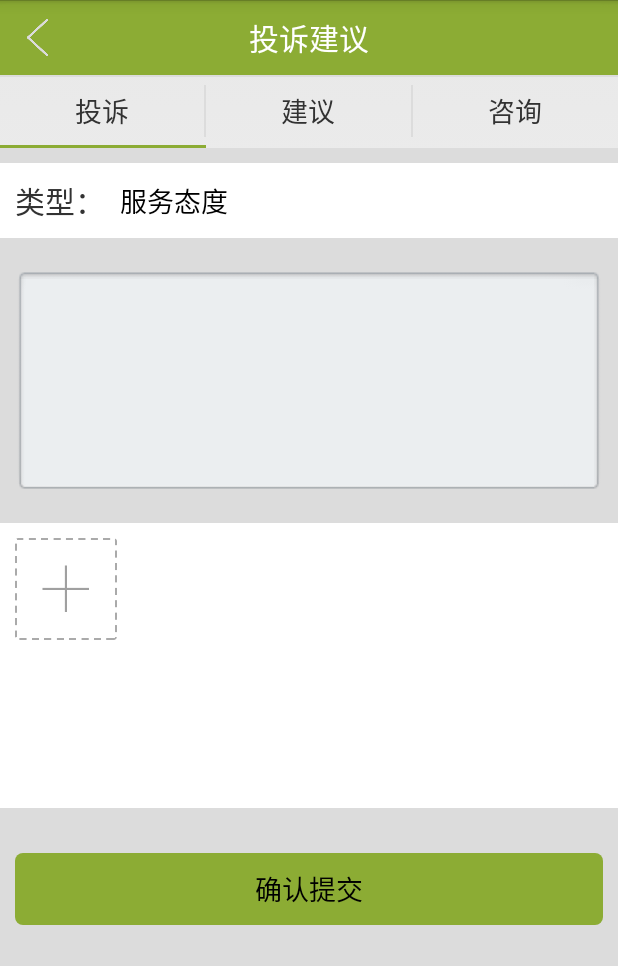
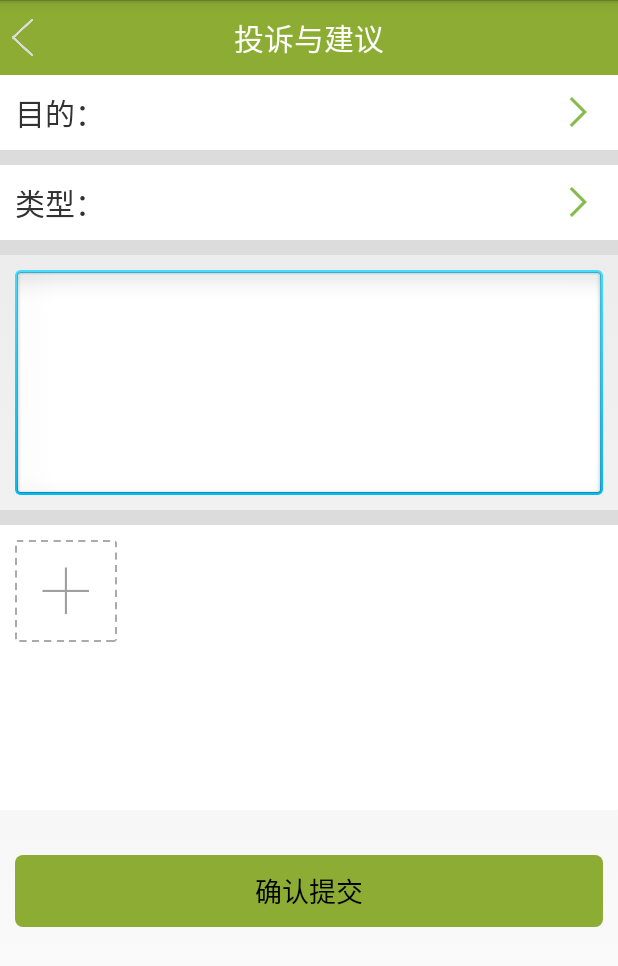
Before and after one commit to LiXiaoLong0122/Bozhitonga, an Android app: the fragment StewardFragment shown on its own in the app's theme, after a tap on "投诉建议", on a phone screen of 412 x 824 dp. Shown: the top 966 px of the screen. Run offline under Robolectric (Android 15) with nearby library versions, the phone set to English and light mode, and no system bars; our stand-ins replace CircleImageView.

Commit message:
提交五

```diff
--- a/app/build.gradle
+++ b/app/build.gradle
@@ -28,7 +28,6 @@ dependencies {
     androidTestCompile('com.android.support.test.espresso:espresso-core:2.2.2', {
         exclude group: 'com.android.support', module: 'support-annotations'
     })
-    testCompile 'junit:junit:4.12'
     compile files('libs/android-support-v4.jar')
     compile files('libs/universal-image-loader-1.9.2-SNAPSHOT-with-sources.jar')
     compile files('libs/BmobSDK_3.5.0_20160627.jar')
@@ -36,4 +35,6 @@ dependencies {
     compile files('libs/nineoldandroids-2.4.0.jar')
     compile files('libs/zxing.jar')
     compile files('libs/android-support-v7-appcompat.jar')
+    compile 'com.android.support:appcompat-v7:23.4.0'
+    testCompile 'junit:junit:4.12'
 }
--- a/app/src/main/java/com/example/bozhitong/GalleryActivity.java
+++ b/app/src/main/java/com/example/bozhitong/GalleryActivity.java
@@ -18,6 +18,8 @@ import android.widget.Button;
 import android.widget.RelativeLayout;
 import android.widget.TextView;
 
+
+import com.example.bozhitong.activity.AdvocacyAndComplaintActivity;
 import com.example.bozhitong.activity.ComplaintAndAdvocacy;
 import com.example.bozhitong.photo.util.Bimp;
 import com.example.bozhitong.photo.util.PublicWay;
@@ -164,8 +166,8 @@ public class GalleryActivity extends Activity {
 	private class GallerySendListener implements OnClickListener {
 		public void onClick(View v) {
 			finish();
-			intent.setClass(mContext, ComplaintAndAdvocacy.class);
-			startActivity(intent);
+		/*	intent.setClass(mContext, AdvocacyAndComplaintActivity.class);
+			startActivity(intent);*/
 		}
 
 	}
--- a/app/src/main/java/com/example/bozhitong/ImageFile.java
+++ b/app/src/main/java/com/example/bozhitong/ImageFile.java
@@ -13,6 +13,7 @@ import android.widget.Button;
 import android.widget.GridView;
 import android.widget.TextView;
 
+import com.example.bozhitong.activity.AdvocacyAndComplaintActivity;
 import com.example.bozhitong.activity.ComplaintAndAdvocacy;
 import com.example.bozhitong.photo.adapter.FolderAdapter;
 import com.example.bozhitong.photo.util.Bimp;
@@ -66,7 +67,7 @@ public class ImageFile extends Activity {
 	public boolean onKeyDown(int keyCode, KeyEvent event) {
 		if (keyCode == KeyEvent.KEYCODE_BACK) {
 			Intent intent = new Intent();
-			intent.setClass(mContext, ComplaintAndAdvocacy.class);
+			intent.setClass(mContext, AdvocacyAndComplaintActivity.class);
 			startActivity(intent);
 		}
 
--- a/app/src/main/java/com/example/bozhitong/ShowAllPhoto.java
+++ b/app/src/main/java/com/example/bozhitong/ShowAllPhoto.java
@@ -17,6 +17,8 @@ import android.widget.TextView;
 import android.widget.Toast;
 import android.widget.ToggleButton;
 
+
+import com.example.bozhitong.activity.AdvocacyAndComplaintActivity;
 import com.example.bozhitong.activity.ComplaintAndAdvocacy;
 import com.example.bozhitong.photo.adapter.AlbumGridViewAdapter;
 import com.example.bozhitong.photo.util.Bimp;
--- a/app/src/main/java/com/example/bozhitong/Transferofidle.java
+++ b/app/src/main/java/com/example/bozhitong/Transferofidle.java
@@ -15,8 +15,7 @@ import android.widget.AdapterView;
 import android.widget.GridView;
 import android.widget.ImageView;
 
-import com.example.bozhitong.activity.ComplaintAndAdvocacy;
-import com.example.bozhitong.fragment.ConsultationFragment;
+
 import com.example.bozhitong.photo.adapter.GridAdapter;
 import com.example.bozhitong.photo.util.Bimp;
 import com.example.bozhitong.photo.util.FileUtils;
--- /dev/null
+++ b/app/src/main/java/com/example/bozhitong/activity/AdvocacyAndComplaintActivity.java
@@ -0,0 +1,217 @@
+package com.example.bozhitong.activity;
+
+import android.app.Activity;
+import android.content.Intent;
+import android.graphics.Bitmap;
+import android.graphics.BitmapFactory;
+import android.graphics.Color;
+import android.graphics.drawable.ColorDrawable;
+import android.support.v4.app.FragmentActivity;
+import android.support.v4.widget.DrawerLayout;
+import android.support.v7.app.AppCompatActivity;
+import android.os.Bundle;
+import android.view.Gravity;
+import android.view.View;
+import android.view.Window;
+import android.widget.AdapterView;
+import android.widget.GridView;
+import android.widget.ListView;
+import android.widget.TextView;
+
+import com.example.bozhitong.GalleryActivity;
+import com.example.bozhitong.R;
+import com.example.bozhitong.fragment.adapter.StringListAdapter;
+import com.example.bozhitong.photo.adapter.GridAdapter;
+import com.example.bozhitong.photo.util.Bimp;
+import com.example.bozhitong.photo.util.FileUtils;
+import com.example.bozhitong.photo.util.ImageItem;
+import com.example.bozhitong.photo.util.PublicWay;
+import com.example.bozhitong.photo.util.Res;
+import com.example.bozhitong.utils.ContentValuse;
+import com.example.bozhitong.utils.DrawerLayoutUtils;
+import com.example.bozhitong.utils.PopupwindowPhoto;
+import com.example.bozhitong.utils.Utils;
+
+import java.util.ArrayList;
+
+public class AdvocacyAndComplaintActivity extends FragmentActivity implements View.OnClickListener{
+    private int ONCLICK;
+
+private TextView tv_purpose,tv_type;
+    private DrawerLayout mDrawerLayout;
+    private TextView tvtitle;
+    private ListView timeList;
+    private ArrayList<String> itemList = new ArrayList<String>();
+    private  StringListAdapter adapter;
+
+
+    private GridView noScrollgridview;
+    private GridAdapter gadapter;
+
+    private PopupwindowPhoto pop;
+    public static Bitmap bimap;
+
+
+    @Override
+    protected void onCreate(Bundle savedInstanceState) {
+        super.onCreate(savedInstanceState);
+        // 去除title
+        requestWindowFeature(Window.FEATURE_NO_TITLE);
+        setContentView(R.layout.activity_advocacy_and_complaint);
+        initPhoto();
+        initView();
+
+        initDrawerLayout();
+    }
+
+
+    private void initPhoto() {
+        pop = new PopupwindowPhoto(this);
+
+        Res.init(this);
+        bimap = BitmapFactory.decodeResource(getResources(),
+                R.drawable.icon_addpic_unfocused);
+
+
+        PublicWay.activityList.add(this);
+
+    }
+
+    private void initDrawerLayout() {
+        mDrawerLayout = (DrawerLayout) findViewById(R.id.id_drawerLayout);
+        mDrawerLayout.setDrawerLockMode(DrawerLayout.LOCK_MODE_LOCKED_CLOSED,
+                Gravity.RIGHT);
+        View fragmenM = DrawerLayoutUtils.getFragmentView(this);
+        tvtitle = (TextView) fragmenM.findViewById(R.id.tv_title);
+        timeList =(ListView) fragmenM.findViewById(R.id.lv);
+        DrawerLayoutUtils.initEvents(mDrawerLayout);
+        adapter = new StringListAdapter(this, itemList);
+        timeList.setAdapter(adapter);
+        timeList.setOnItemClickListener(new AdapterView.OnItemClickListener() {
+            @Override
+            public void onItemClick(AdapterView<?> parent, View view, int position, long id) {
+             switch (ONCLICK){
+                 case 1:
+                     tv_purpose.setText(itemList.get(position));
+                     mDrawerLayout.closeDrawers();
+                     break;
+                 case 2:
+                     tv_type.setText(itemList.get(position));
+                     mDrawerLayout.closeDrawers();
+                     break;
+             }
+
+
+            }
+        });
+
+    }
+
+    private void setlistData(String title,int itArray){
+        tvtitle.setText(title);
+        itemList.clear();
+        itemList.addAll(Utils.getList(this, itArray));
+        adapter.notifyDataSetChanged();
+    }
+
+    private void initView() {
+        findViewById(R.id.iv_back).setOnClickListener(this);
+        TextView title = (TextView)findViewById(R.id.tv_title);
+        title.setText("投诉与建议");
+
+        tv_purpose =(TextView) findViewById(R.id.tv_purpose);
+        tv_type =(TextView) findViewById(R.id.tv_type);
+
+
+        findViewById(R.id.ll_purpose).setOnClickListener(this);
+        findViewById(R.id.ll_typea).setOnClickListener(this);
+
+
+
+        noScrollgridview = (GridView) findViewById(R.id.noScrollgridview);
+        noScrollgridview.setSelector(new ColorDrawable(Color.TRANSPARENT));
+        gadapter = new GridAdapter(this);
+        gadapter.update();
+        noScrollgridview.setAdapter(gadapter);
+        noScrollgridview.setOnItemClickListener(new AdapterView.OnItemClickListener() {
+
+            public void onItemClick(AdapterView<?> arg0, View arg1, int arg2,
+                                    long arg3) {
+                if (arg2 == Bimp.tempSelectBitmap.size()) {
+
+                    pop.showpopPhotoAtLocation(Gravity.BOTTOM, 0, 0);
+
+                } else {
+                    Intent intent = new Intent(AdvocacyAndComplaintActivity.this,
+                            GalleryActivity.class);
+                    intent.putExtra("position", "1");
+                    intent.putExtra("ID", arg2);
+                    startActivity(intent);
+                }
+            }
+        });
+    }
+
+
+    public void OpenRightMenu() {
+        DrawerLayoutUtils.OpenRightMenu(mDrawerLayout);
+
+    }
+
+    @Override
+    public void onClick(View v) {
+        switch (v.getId()){
+            case R.id.iv_back:
+                finish();
+                break;
+            case R.id.ll_purpose://目的
+                ONCLICK = 1;
+                setlistData("请选择目的",R.array.purpose);
+
+                OpenRightMenu();
+                break;
+            case R.id.ll_typea://类型
+                ONCLICK =2;
+                setlistData("请选择类型",R.array.type_complaints);
+                OpenRightMenu();
+                break;
+        }
+    }
+
+    public void onStart() {
+        gadapter.update();
+        super.onStart();
+    }
+
+
+
+
+    @Override
+    public void onActivityResult(int requestCode, int resultCode, Intent data) {
+
+
+        switch (requestCode) {
+            case ContentValuse.TAKE_PICTURE:
+                if (Bimp.tempSelectBitmap.size() < 9 && resultCode == RESULT_OK) {
+
+                    String fileName = String.valueOf(System.currentTimeMillis());
+                    Bitmap bm = (Bitmap) data.getExtras().get("data");
+                    FileUtils.saveBitmap(bm, fileName);
+
+                    ImageItem takePhoto = new ImageItem();
+                    takePhoto.setBitmap(bm);
+                    Bimp.tempSelectBitmap.add(takePhoto);
+                }
+                break;
+        }
+        super.onActivityResult(requestCode, resultCode, data);
+    }
+
+    @Override
+    protected void onDestroy() {
+        super.onDestroy();
+        adapter.notifyDataSetChanged();
+        Bimp.tempSelectBitmap.clear();
+        Bimp.max = 0;
+    }
+}
--- a/app/src/main/java/com/example/bozhitong/activity/MyHousingActivity.java
+++ b/app/src/main/java/com/example/bozhitong/activity/MyHousingActivity.java
@@ -6,6 +6,7 @@ import android.os.Bundle;
 import android.os.Handler;
 import android.os.Message;
 import android.view.View;
+import android.view.Window;
 import android.widget.Button;
 import android.widget.TextView;
 
@@ -44,6 +45,7 @@ public class MyHousingActivity extends Activity implements View.OnClickListener
     @Override
     protected void onCreate(Bundle savedInstanceState) {
         super.onCreate(savedInstanceState);
+        requestWindowFeature(Window.FEATURE_NO_TITLE);
         setContentView(R.layout.activity_my_housing);
         initView();
         initData();
--- a/app/src/main/java/com/example/bozhitong/fragment/StewardFragment.java
+++ b/app/src/main/java/com/example/bozhitong/fragment/StewardFragment.java
@@ -13,8 +13,9 @@ import android.widget.TextView;
 import android.widget.Toast;
 
 import com.example.bozhitong.R;
+import com.example.bozhitong.activity.AdvocacyAndComplaintActivity;
 import com.example.bozhitong.activity.CommonQuery;
-import com.example.bozhitong.activity.ComplaintAndAdvocacy;
+
 import com.example.bozhitong.activity.ExpressWarranty;
 import com.example.bozhitong.activity.HomeReservation;
 import com.example.bozhitong.activity.Housekeeper;
@@ -154,7 +155,7 @@ public class StewardFragment extends Fragment implements OnClickListener {
 			break;
 		case R.id.suggestions_tv:// 投诉建议
 			intent = new Intent();
-			intent.setClass(mContext, ComplaintAndAdvocacy.class);
+			intent.setClass(mContext, AdvocacyAndComplaintActivity.class);
 			startActivity(intent);
 			break;
 		case R.id.ProperPayment_tv:// 物业缴费
--- a/app/src/main/java/com/example/bozhitong/photo/util/BitmapCache.java
+++ b/app/src/main/java/com/example/bozhitong/photo/util/BitmapCache.java
@@ -8,6 +8,9 @@ import android.text.TextUtils;
 import android.util.Log;
 import android.widget.ImageView;
 
+
+import com.example.bozhitong.activity.AdvocacyAndComplaintActivity;
+import com.example.bozhitong.activity.ComplaintAndAdvocacy;
 import com.example.bozhitong.fragment.ComplaintFragment;
 
 import java.io.BufferedInputStream;
--- /dev/null
+++ b/app/src/main/res/layout/activity_advocacy_and_complaint.xml
@@ -0,0 +1,206 @@
+<?xml version="1.0" encoding="utf-8"?>
+<android.support.v4.widget.DrawerLayout xmlns:android="http://schemas.android.com/apk/res/android"
+    android:id="@+id/id_drawerLayout"
+    android:layout_width="fill_parent"
+    android:layout_height="fill_parent"
+     >
+<LinearLayout
+    android:layout_width="match_parent"
+    android:layout_height="match_parent"
+    android:orientation="vertical"
+    >
+    <include layout="@layout/layout_title" />
+
+    <ScrollView
+        android:layout_width="match_parent"
+        android:layout_height="match_parent"
+
+        >
+
+        <LinearLayout
+            android:layout_width="match_parent"
+            android:layout_height="wrap_content"
+            android:orientation="vertical">
+
+
+            <LinearLayout
+                android:id="@+id/ll_purpose"
+                android:layout_width="match_parent"
+                android:layout_height="50dip"
+                android:background="@color/white"
+                android:orientation="horizontal">
+
+                <LinearLayout
+                    android:layout_width="0dip"
+                    android:layout_height="match_parent"
+                    android:layout_weight="2">
+
+                    <TextView
+                        android:layout_width="wrap_content"
+                        android:layout_height="wrap_content"
+                        android:layout_gravity="center_vertical"
+                        android:layout_marginLeft="10dp"
+                        android:text="目的："
+                        android:textSize="20sp" />
+
+                    <TextView
+                        android:id="@+id/tv_purpose"
+                        android:layout_width="wrap_content"
+                        android:layout_height="wrap_content"
+                        android:layout_gravity="center_vertical"
+                        android:layout_marginLeft="10dp"
+                        android:text=""
+                        android:textColor="@color/black"
+                        android:textSize="18sp" />
+                </LinearLayout>
+
+                <LinearLayout
+                    android:layout_width="0dip"
+                    android:layout_height="match_parent"
+                    android:layout_weight="1"
+                    android:gravity="center_vertical|right">
+
+                    <ImageView
+                        android:layout_width="20dip"
+                        android:layout_height="20dip"
+                        android:layout_gravity="center_vertical"
+                        android:layout_marginRight="20dp"
+                        android:background="@drawable/arrow_green_right" />
+                </LinearLayout>
+            </LinearLayout>
+
+            <View
+                android:layout_width="match_parent"
+                android:layout_height="10dp"
+                android:background="@color/gainsboro" />
+
+            <LinearLayout
+                android:id="@+id/ll_typea"
+                android:layout_width="match_parent"
+                android:layout_height="50dip"
+                android:background="@color/white"
+                android:orientation="horizontal">
+
+                <LinearLayout
+                    android:layout_width="0dip"
+                    android:layout_height="match_parent"
+                    android:layout_weight="2">
+
+                    <TextView
+                        android:layout_width="wrap_content"
+                        android:layout_height="wrap_content"
+                        android:layout_gravity="center_vertical"
+                        android:layout_marginLeft="10dp"
+                        android:text="@string/type"
+                        android:textSize="20sp" />
+
+                    <TextView
+                        android:id="@+id/tv_type"
+                        android:layout_width="wrap_content"
+                        android:layout_height="wrap_content"
+                        android:layout_gravity="center_vertical"
+                        android:layout_marginLeft="10dp"
+                        android:text=""
+                        android:textColor="@color/black"
+                        android:textSize="18sp" />
+                </LinearLayout>
+
+                <LinearLayout
+                    android:layout_width="0dip"
+                    android:layout_height="match_parent"
+                    android:layout_weight="1"
+                    android:gravity="center_vertical|right">
+
+                    <ImageView
+                        android:layout_width="20dip"
+                        android:layout_height="20dip"
+                        android:layout_gravity="center_vertical"
+                        android:layout_marginRight="20dp"
+                        android:background="@drawable/arrow_green_right" />
+                </LinearLayout>
+            </LinearLayout>
+
+            <View
+                android:layout_width="match_parent"
+                android:layout_height="10dp"
+                android:background="@color/gainsboro" />
+
+            <EditText
+                android:layout_width="match_parent"
+                android:layout_height="150dp"
+                android:layout_margin="10dp"
+                android:background="@drawable/qq_edit_login"
+                android:gravity="top|left" />
+
+            <View
+                android:layout_width="match_parent"
+                android:layout_height="10dp"
+                android:background="@color/gainsboro" />
+
+            <!--
+            <LinearLayout
+                android:layout_width="match_parent"
+                android:layout_height="wrap_content"
+                android:background="@color/white"
+                android:paddingBottom="5dp"
+                android:paddingLeft="5dp"
+                android:paddingTop="5dp" >
+
+                <ImageView
+                    android:layout_width="70dp"
+                    android:layout_height="70dp"
+                    android:layout_marginBottom="5dp"
+                    android:layout_marginLeft="5dp"
+                    android:layout_marginTop="5dp"
+                    android:background="@drawable/icon_addpic_focused" />
+            </LinearLayout>
+            -->
+
+
+            <RelativeLayout
+                android:id="@+id/camera"
+                android:layout_width="fill_parent"
+                android:layout_height="190dp"
+                android:background="@color/white"
+                android:orientation="horizontal">
+
+                <GridView
+                    android:id="@+id/noScrollgridview"
+                    android:layout_width="fill_parent"
+                    android:layout_height="190dp"
+                    android:layout_margin="10dp"
+                    android:layout_marginLeft="5dp"
+                    android:horizontalSpacing="3dp"
+                    android:numColumns="4"
+                    android:scrollbars="none"
+                    android:verticalSpacing="5dp"></GridView>
+            </RelativeLayout>
+
+            <LinearLayout
+                android:layout_width="match_parent"
+                android:layout_height="wrap_content"
+                android:layout_marginBottom="20dp"
+                >
+
+                <Button
+                    android:id="@+id/tv_commit"
+                    android:layout_width="match_parent"
+                    android:layout_height="48dp"
+                    android:layout_marginLeft="10dp"
+                    android:layout_marginRight="10dp"
+                    android:layout_marginTop="30dp"
+                    android:background="@drawable/btn_zc_bg"
+                    android:text="@string/Confirm_submission" />
+            </LinearLayout>
+        </LinearLayout>
+    </ScrollView>
+</LinearLayout>
+
+    <fragment
+        android:id="@+id/id_right_menu"
+        android:name="com.example.bozhitong.fragment.MenuRightFragment"
+        android:layout_width="180dp"
+        android:layout_height="match_parent"
+        android:layout_gravity="right"
+        android:tag="RIGHT" />
+</android.support.v4.widget.DrawerLayout>
--- a/app/src/main/res/layout/activity_relhousingrental.xml
+++ b/app/src/main/res/layout/activity_relhousingrental.xml
@@ -80,14 +80,14 @@
             <RelativeLayout
                 android:id="@+id/camera"
                 android:layout_width="fill_parent"
-                android:layout_height="190dp"
+                android:layout_height="wrap_content"
                 android:background="@color/white"
                 android:orientation="horizontal" >
 
                 <GridView
                     android:id="@+id/noScrollgridview"
                     android:layout_width="fill_parent"
-                    android:layout_height="190dp"
+                    android:layout_height="wrap_content"
                     android:layout_marginLeft="5dp"
                     android:horizontalSpacing="3dp"
                     android:numColumns="4"
--- a/app/src/main/res/values/array.xml
+++ b/app/src/main/res/values/array.xml
@@ -52,4 +52,12 @@
         <item>女儿</item>
 
     </string-array>
+
+    <string-array name="purpose">
+        <item>投诉</item>
+        <item>建议</item>
+        <item>咨询</item>
+
+    </string-array>
+
 </resources>
--- a/app/src/main/res/values/strings.xml
+++ b/app/src/main/res/values/strings.xml
@@ -154,4 +154,5 @@
     <string name="title_activity_myhousing">MyHousing</string>
     <string name="title_activity_paycost">PayCost</string>
     <string name="title_activity_addfamily">AddFamily</string>
+    <string name="title_activity_advocacyandcomplaint">AdvocacyAndComplaint</string>
 </resources>
--- a/app/src/main/res/values/styles.xml
+++ b/app/src/main/res/values/styles.xml
@@ -3,7 +3,13 @@
     <!-- Base application theme. -->
     <style name="AppTheme" parent="android:Theme.Holo.Light.DarkActionBar">
         <!-- Customize your theme here. -->
+
     </style>
+
+    <style name="Theme.AppStartLoadTranslucent" parent="AppTheme">
+        <item name="android:windowIsTranslucent">true</item>
+    </style>
+
     <style name="WoZhuaRBTheme">
         <item name="android:layout_width">0dp</item>
         <item name="android:layout_height">match_parent</item>
```
Also changed, not shown: app/src/main/AndroidManifest.xml (+24 -19 lines).
